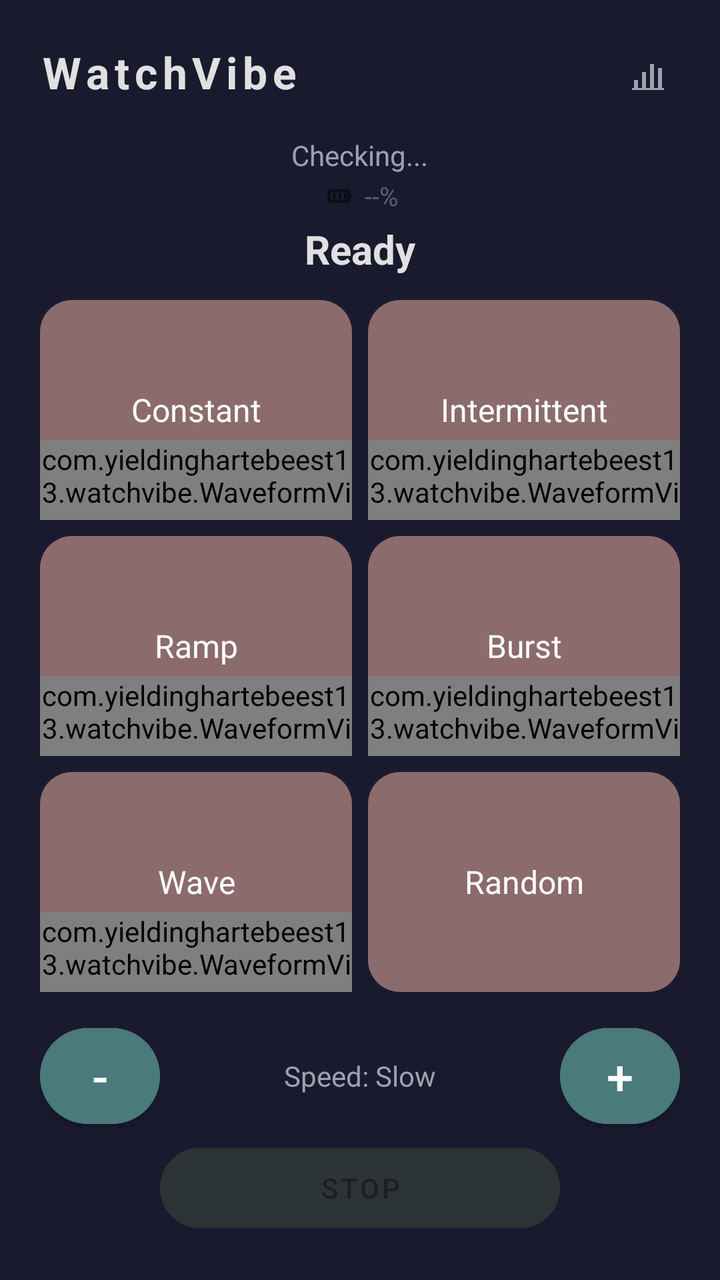
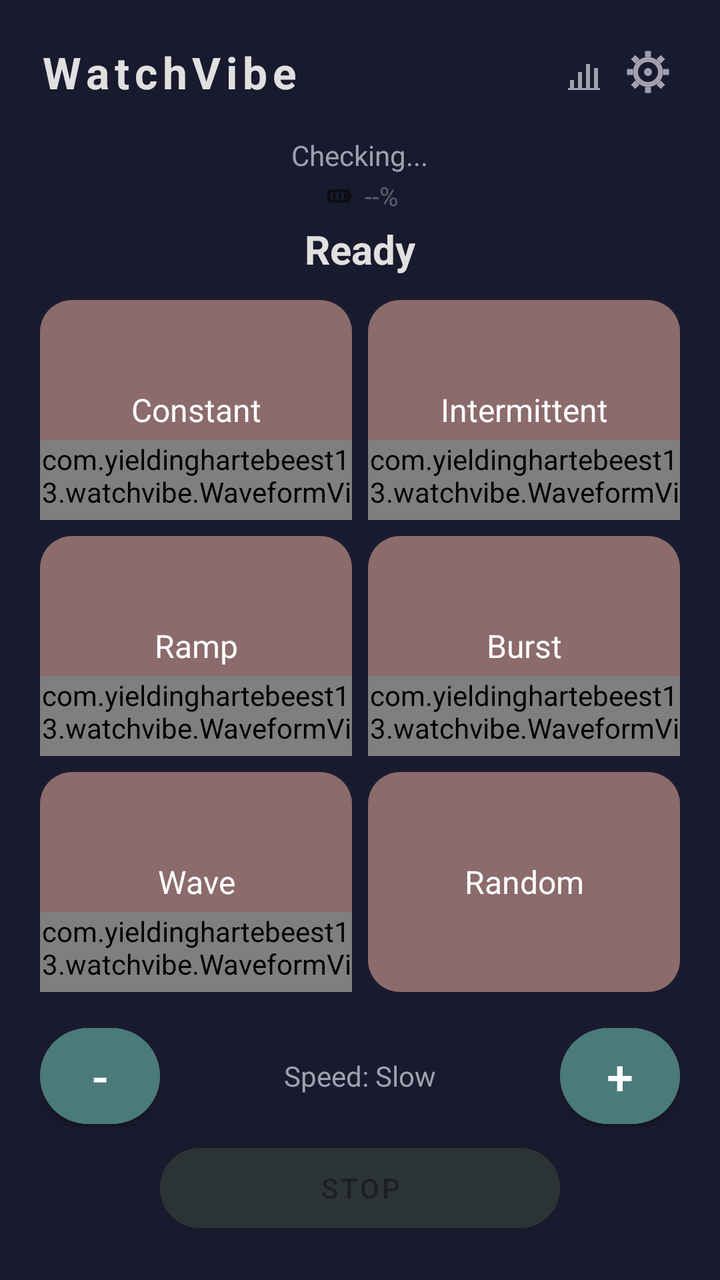

The first picture is an Android layout as it rendered before a commit; the second is the same layout after the commit. The layout source and the unified diff follow.
<!-- AndroidManifest.xml: application theme Theme.WatchVibeControl -->
<!-- res/layout/activity_main.xml -->
<?xml version="1.0" encoding="utf-8"?>
<LinearLayout
    xmlns:android="http://schemas.android.com/apk/res/android"
    xmlns:app="http://schemas.android.com/apk/res-auto"
    android:layout_width="match_parent"
    android:layout_height="match_parent"
    android:orientation="vertical"
    android:gravity="center"
    android:padding="20dp"
    android:background="#1a1a2e">

    
    <LinearLayout
        android:layout_width="match_parent"
        android:layout_height="wrap_content"
        android:orientation="horizontal"
        android:gravity="center_vertical"
        android:layout_marginBottom="16dp">

        <TextView
            android:layout_width="0dp"
            android:layout_height="wrap_content"
            android:layout_weight="1"
            android:text="WatchVibe"
            android:textColor="#e0e0e0"
            android:textSize="22sp"
            android:textStyle="bold"
            android:letterSpacing="0.12" />

        <ImageView
            android:id="@+id/btnStats"
            android:layout_width="32dp"
            android:layout_height="32dp"
            android:src="@drawable/ic_stats"
            android:clickable="true"
            android:focusable="true"
            android:padding="4dp"
            android:contentDescription="Stats" />
    </LinearLayout>

    
    <TextView
        android:id="@+id/wearStatus"
        android:layout_width="wrap_content"
        android:layout_height="wrap_content"
        android:text="Checking..."
        android:textColor="#a0a0b0"
        android:textSize="14sp"
        android:layout_marginBottom="2dp" />

    
    <LinearLayout
        android:id="@+id/batteryRow"
        android:layout_width="wrap_content"
        android:layout_height="wrap_content"
        android:orientation="horizontal"
        android:gravity="center"
        android:layout_marginBottom="4dp">

        <ImageView
            android:id="@+id/batteryIcon"
            android:layout_width="18dp"
            android:layout_height="18dp"
            android:src="@drawable/ic_battery"
            android:layout_marginEnd="4dp" />

        <TextView
            android:id="@+id/batteryText"
            android:layout_width="wrap_content"
            android:layout_height="wrap_content"
            android:text="--%"
            android:textColor="#606070"
            android:textSize="13sp" />
    </LinearLayout>

    
    <TextView
        android:id="@+id/statusText"
        android:layout_width="wrap_content"
        android:layout_height="wrap_content"
        android:text="Ready"
        android:textColor="#e0e0e0"
        android:textSize="20sp"
        android:textStyle="bold"
        android:layout_marginBottom="12dp" />

    
    <LinearLayout
        android:layout_width="match_parent"
        android:layout_height="0dp"
        android:layout_weight="1"
        android:orientation="vertical">

        <LinearLayout
            android:layout_width="match_parent"
            android:layout_height="0dp"
            android:layout_weight="1"
            android:orientation="horizontal"
            android:layout_marginBottom="8dp">

            
            <FrameLayout
                android:id="@+id/tileConstant"
                android:layout_width="0dp"
                android:layout_height="match_parent"
                android:layout_weight="1"
                android:layout_marginEnd="4dp"
                android:clickable="true"
                android:focusable="true"
                android:foreground="?attr/selectableItemBackground"
                android:background="@drawable/tile_bg_active"
                android:clipChildren="false"
                android:clipToPadding="false">

                <View
                    android:id="@+id/tileConstantBg"
                    android:layout_width="match_parent"
                    android:layout_height="match_parent"
                    android:background="@drawable/tile_bg" />

                <TextView
                    android:id="@+id/tileConstantTitle"
                    android:layout_width="match_parent"
                    android:layout_height="match_parent"
                    android:text="Constant"
                    android:textColor="#FFFFFF"
                    android:textSize="16sp"
                    android:gravity="center"
                    android:textAllCaps="false" />

                <FrameLayout
                    android:id="@+id/tileConstantActive"
                    android:layout_width="match_parent"
                    android:layout_height="match_parent"
                    android:visibility="gone">

                    <ImageView
                        android:id="@+id/tileConstantDots"
                        android:layout_width="56dp"
                        android:layout_height="56dp"
                        android:layout_gravity="center"
                        android:src="@drawable/ic_dots_circle"
                        android:tint="#FFFFFF" />

                    <View
                        android:id="@+id/tileConstantPulseBackdrop"
                        android:layout_width="20dp"
                        android:layout_height="20dp"
                        android:layout_gravity="center"
                        android:background="@drawable/tile_bg_pause_btn"
                        android:alpha="0.3" />

                    <View
                        android:id="@+id/tileConstantCenter"
                        android:layout_width="28dp"
                        android:layout_height="28dp"
                        android:layout_gravity="center"
                        android:background="@drawable/tile_bg_pause_btn" />
                </FrameLayout>

        <com.yieldinghartebeest13.watchvibe.WaveformView
            android:id="@+id/tileConstantChart"
            android:layout_width="match_parent"
            android:layout_height="40dp"
            android:layout_gravity="bottom" />
            </FrameLayout>

            
            <FrameLayout
                android:id="@+id/tileIntermittent"
                android:layout_width="0dp"
                android:layout_height="match_parent"
                android:layout_weight="1"
                android:layout_marginStart="4dp"
                android:clickable="true"
                android:focusable="true"
                android:foreground="?attr/selectableItemBackground"
                android:background="@drawable/tile_bg_active"
                android:clipChildren="false"
                android:clipToPadding="false">

                <View
                    android:id="@+id/tileIntermittentBg"
                    android:layout_width="match_parent"
                    android:layout_height="match_parent"
                    android:background="@drawable/tile_bg" />

                <TextView
                    android:id="@+id/tileIntermittentTitle"
                    android:layout_width="match_parent"
                    android:layout_height="match_parent"
                    android:text="Intermittent"
                    android:textColor="#FFFFFF"
                    android:textSize="16sp"
                    android:gravity="center"
                    android:textAllCaps="false" />

                <FrameLayout
                    android:id="@+id/tileIntermittentActive"
                    android:layout_width="match_parent"
                    android:layout_height="match_parent"
                    android:visibility="gone">

                    <ImageView
                        android:id="@+id/tileIntermittentDots"
                        android:layout_width="56dp"
                        android:layout_height="56dp"
                        android:layout_gravity="center"
                        android:src="@drawable/ic_dots_circle"
                        android:tint="#FFFFFF" />

                    <View
                        android:id="@+id/tileIntermittentPulseBackdrop"
                        android:layout_width="20dp"
                        android:layout_height="20dp"
                        android:layout_gravity="center"
                        android:background="@drawable/tile_bg_pause_btn"
                        android:alpha="0.3" />

                    <View
                        android:id="@+id/tileIntermittentCenter"
                        android:layout_width="28dp"
                        android:layout_height="28dp"
                        android:layout_gravity="center"
                        android:background="@drawable/tile_bg_pause_btn" />
                </FrameLayout>

        <com.yieldinghartebeest13.watchvibe.WaveformView
            android:id="@+id/tileIntermittentChart"
            android:layout_width="match_parent"
            android:layout_height="40dp"
            android:layout_gravity="bottom" />
            </FrameLayout>
        </LinearLayout>

        <LinearLayout
            android:layout_width="match_parent"
            android:layout_height="0dp"
            android:layout_weight="1"
            android:orientation="horizontal"
            android:layout_marginBottom="8dp">

            
            <FrameLayout
                android:id="@+id/tileRamp"
                android:layout_width="0dp"
                android:layout_height="match_parent"
                android:layout_weight="1"
                android:layout_marginEnd="4dp"
                android:clickable="true"
                android:focusable="true"
                android:foreground="?attr/selectableItemBackground"
                android:background="@drawable/tile_bg_active"
                android:clipChildren="false"
                android:clipToPadding="false">

                <View
                    android:id="@+id/tileRampBg"
                    android:layout_width="match_parent"
                    android:layout_height="match_parent"
                    android:background="@drawable/tile_bg" />

                <TextView
                    android:id="@+id/tileRampTitle"
                    android:layout_width="match_parent"
                    android:layout_height="match_parent"
                    android:text="Ramp"
                    android:textColor="#FFFFFF"
                    android:textSize="16sp"
                    android:gravity="center"
                    android:textAllCaps="false" />

                <FrameLayout
                    android:id="@+id/tileRampActive"
                    android:layout_width="match_parent"
                    android:layout_height="match_parent"
                    android:visibility="gone">

                    <ImageView
                        android:id="@+id/tileRampDots"
                        android:layout_width="56dp"
                        android:layout_height="56dp"
                        android:layout_gravity="center"
                        android:src="@drawable/ic_dots_circle"
                        android:tint="#FFFFFF" />

                    <View
                        android:id="@+id/tileRampPulseBackdrop"
                        android:layout_width="20dp"
                        android:layout_height="20dp"
                        android:layout_gravity="center"
                        android:background="@drawable/tile_bg_pause_btn"
                        android:alpha="0.3" />

                    <View
                        android:id="@+id/tileRampCenter"
                        android:layout_width="28dp"
                        android:layout_height="28dp"
                        android:layout_gravity="center"
                        android:background="@drawable/tile_bg_pause_btn" />
                </FrameLayout>

        <com.yieldinghartebeest13.watchvibe.WaveformView
            android:id="@+id/tileRampChart"
            android:layout_width="match_parent"
            android:layout_height="40dp"
            android:layout_gravity="bottom" />
            </FrameLayout>

            
            <FrameLayout
                android:id="@+id/tileBurst"
                android:layout_width="0dp"
                android:layout_height="match_parent"
                android:layout_weight="1"
                android:layout_marginStart="4dp"
                android:clickable="true"
                android:focusable="true"
                android:foreground="?attr/selectableItemBackground"
                android:background="@drawable/tile_bg_active"
                android:clipChildren="false"
                android:clipToPadding="false">

                <View
                    android:id="@+id/tileBurstBg"
                    android:layout_width="match_parent"
                    android:layout_height="match_parent"
                    android:background="@drawable/tile_bg" />

                <TextView
                    android:id="@+id/tileBurstTitle"
                    android:layout_width="match_parent"
                    android:layout_height="match_parent"
                    android:text="Burst"
                    android:textColor="#FFFFFF"
                    android:textSize="16sp"
                    android:gravity="center"
                    android:textAllCaps="false" />

                <FrameLayout
                    android:id="@+id/tileBurstActive"
                    android:layout_width="match_parent"
                    android:layout_height="match_parent"
                    android:visibility="gone">

                    <ImageView
                        android:id="@+id/tileBurstDots"
                        android:layout_width="56dp"
                        android:layout_height="56dp"
                        android:layout_gravity="center"
                        android:src="@drawable/ic_dots_circle"
                        android:tint="#FFFFFF" />

                    <View
                        android:id="@+id/tileBurstPulseBackdrop"
                        android:layout_width="20dp"
                        android:layout_height="20dp"
                        android:layout_gravity="center"
                        android:background="@drawable/tile_bg_pause_btn"
                        android:alpha="0.3" />

                    <View
                        android:id="@+id/tileBurstCenter"
                        android:layout_width="28dp"
                        android:layout_height="28dp"
                        android:layout_gravity="center"
                        android:background="@drawable/tile_bg_pause_btn" />
                </FrameLayout>

        <com.yieldinghartebeest13.watchvibe.WaveformView
            android:id="@+id/tileBurstChart"
            android:layout_width="match_parent"
            android:layout_height="40dp"
            android:layout_gravity="bottom" />
            </FrameLayout>
        </LinearLayout>

        <LinearLayout
            android:layout_width="match_parent"
            android:layout_height="0dp"
            android:layout_weight="1"
            android:orientation="horizontal"
            android:layout_marginBottom="0dp">

            
            <FrameLayout
                android:id="@+id/tileWave"
                android:layout_width="0dp"
                android:layout_height="match_parent"
                android:layout_weight="1"
                android:layout_marginEnd="4dp"
                android:clickable="true"
                android:focusable="true"
                android:foreground="?attr/selectableItemBackground"
                android:background="@drawable/tile_bg_active"
                android:clipChildren="false"
                android:clipToPadding="false">

                <View
                    android:id="@+id/tileWaveBg"
                    android:layout_width="match_parent"
                    android:layout_height="match_parent"
                    android:background="@drawable/tile_bg" />

                <TextView
                    android:id="@+id/tileWaveTitle"
                    android:layout_width="match_parent"
                    android:layout_height="match_parent"
                    android:text="Wave"
                    android:textColor="#FFFFFF"
                    android:textSize="16sp"
                    android:gravity="center"
                    android:textAllCaps="false" />

                <FrameLayout
                    android:id="@+id/tileWaveActive"
                    android:layout_width="match_parent"
                    android:layout_height="match_parent"
                    android:visibility="gone">

                    <ImageView
                        android:id="@+id/tileWaveDots"
                        android:layout_width="56dp"
                        android:layout_height="56dp"
                        android:layout_gravity="center"
                        android:src="@drawable/ic_dots_circle"
                        android:tint="#FFFFFF" />

                    <View
                        android:id="@+id/tileWavePulseBackdrop"
                        android:layout_width="20dp"
                        android:layout_height="20dp"
                        android:layout_gravity="center"
                        android:background="@drawable/tile_bg_pause_btn"
                        android:alpha="0.3" />

                    <View
                        android:id="@+id/tileWaveCenter"
                        android:layout_width="28dp"
                        android:layout_height="28dp"
                        android:layout_gravity="center"
                        android:background="@drawable/tile_bg_pause_btn" />
                </FrameLayout>

        <com.yieldinghartebeest13.watchvibe.WaveformView
            android:id="@+id/tileWaveChart"
            android:layout_width="match_parent"
            android:layout_height="40dp"
            android:layout_gravity="bottom" />
            </FrameLayout>

            
            <FrameLayout
                android:id="@+id/tileRandom"
                android:layout_width="0dp"
                android:layout_height="match_parent"
                android:layout_weight="1"
                android:layout_marginStart="4dp"
                android:clickable="true"
                android:focusable="true"
                android:foreground="?attr/selectableItemBackground"
                android:background="@drawable/tile_bg_active"
                android:clipChildren="false"
                android:clipToPadding="false">

                <View
                    android:id="@+id/tileRandomBg"
                    android:layout_width="match_parent"
                    android:layout_height="match_parent"
                    android:background="@drawable/tile_bg" />

                <TextView
                    android:id="@+id/tileRandomTitle"
                    android:layout_width="match_parent"
                    android:layout_height="match_parent"
                    android:text="Random"
                    android:textColor="#FFFFFF"
                    android:textSize="16sp"
                    android:gravity="center"
                    android:textAllCaps="false" />

                <FrameLayout
                    android:id="@+id/tileRandomActive"
                    android:layout_width="match_parent"
                    android:layout_height="match_parent"
                    android:visibility="gone">

                    <ImageView
                        android:id="@+id/tileRandomDots"
                        android:layout_width="56dp"
                        android:layout_height="56dp"
                        android:layout_gravity="center"
                        android:src="@drawable/ic_dots_circle"
                        android:tint="#FFFFFF" />

                    <View
                        android:id="@+id/tileRandomPulseBackdrop"
                        android:layout_width="20dp"
                        android:layout_height="20dp"
                        android:layout_gravity="center"
                        android:background="@drawable/tile_bg_pause_btn"
                        android:alpha="0.3" />

                    <View
                        android:id="@+id/tileRandomCenter"
                        android:layout_width="28dp"
                        android:layout_height="28dp"
                        android:layout_gravity="center"
                        android:background="@drawable/tile_bg_pause_btn" />
                </FrameLayout>

            </FrameLayout>
        </LinearLayout>
    </LinearLayout>

    
    <LinearLayout
        android:layout_width="match_parent"
        android:layout_height="wrap_content"
        android:orientation="horizontal"
        android:gravity="center"
        android:layout_marginTop="12dp">

        <com.google.android.material.button.MaterialButton
            android:id="@+id/btnLess"
            android:layout_width="60dp"
            android:layout_height="60dp"
            android:text="-"
            android:textSize="24sp"
            app:cornerRadius="30dp"
            android:backgroundTint="#4a7a7a" />

        <TextView
            android:id="@+id/speedLabel"
            android:layout_width="0dp"
            android:layout_height="wrap_content"
            android:layout_weight="1"
            android:text="Speed: Slow"
            android:textColor="#a0a0b0"
            android:textSize="14sp"
            android:gravity="center" />

        <com.google.android.material.button.MaterialButton
            android:id="@+id/btnMore"
            android:layout_width="60dp"
            android:layout_height="60dp"
            android:text="+"
            android:textSize="24sp"
            app:cornerRadius="30dp"
            android:backgroundTint="#4a7a7a" />
    </LinearLayout>

    
    <com.google.android.material.button.MaterialButton
        android:id="@+id/btnStop"
        android:layout_width="200dp"
        android:layout_height="52dp"
        android:text="STOP"
        android:textAllCaps="true"
        android:enabled="false"
        app:cornerRadius="26dp"
        android:backgroundTint="#2d3436" />

</LinearLayout>
<!-- resources referenced by this layout -->
<resources>
  <!-- drawable ic_battery (drawable) -->
  <vector xmlns:android="http://schemas.android.com/apk/res/android"
      android:width="24dp"
      android:height="24dp"
      android:viewportWidth="24"
      android:viewportHeight="24"
      android:tint="?attr/colorControlNormal">
      
      <path
          android:fillColor="#00000000"
          android:strokeWidth="1.8"
          android:strokeColor="@android:color/white"
          android:pathData="M6.5,8.5 L17.5,8.5 A1,1 0,0,1 18.5,9.5 L18.5,14.5 A1,1 0,0,1 17.5,15.5 L6.5,15.5 A1,1 0,0,1 5.5,14.5 L5.5,9.5 A1,1 0,0,1 6.5,8.5 Z" />
      
      <path
          android:fillColor="@android:color/white"
          android:pathData="M18.5,10.5 L20,10.5 A0.5,0.5 0,0,1 20.5,11 L20.5,13 A0.5,0.5 0,0,1 20,13.5 L18.5,13.5 Z" />
      
      <path
          android:fillColor="@android:color/white"
          android:pathData="M15.5,10 L17,10 L17,14 L15.5,14 Z" />
      
      <path
          android:fillColor="@android:color/white"
          android:pathData="M12,10 L13.5,10 L13.5,14 L12,14 Z" />
      
      <path
          android:fillColor="@android:color/white"
          android:pathData="M8.5,10 L10,10 L10,14 L8.5,14 Z" />
  </vector>
  <!-- drawable ic_stats (drawable) -->
  <vector xmlns:android="http://schemas.android.com/apk/res/android"
      android:width="24dp"
      android:height="24dp"
      android:viewportWidth="24"
      android:viewportHeight="24"
      android:tint="#a0a0b0">
      
      <path
          android:fillColor="#a0a0b0"
          android:pathData="M5,16 L5,20 L7,20 L7,16 Z" />
      
      <path
          android:fillColor="#a0a0b0"
          android:pathData="M9,12 L9,20 L11,20 L11,12 Z" />
      
      <path
          android:fillColor="#a0a0b0"
          android:pathData="M13,8 L13,20 L15,20 L15,8 Z" />
      
      <path
          android:fillColor="#a0a0b0"
          android:pathData="M17,10 L17,20 L19,20 L19,10 Z" />
      
      <path
          android:fillColor="#a0a0b0"
          android:pathData="M4,20 L20,20 L20,21 L4,21 Z" />
  </vector>
  <!-- drawable tile_bg (drawable) -->
  <?xml version="1.0" encoding="utf-8"?>
  <shape xmlns:android="http://schemas.android.com/apk/res/android" android:shape="rectangle">
      <corners android:radius="16dp" />
      <solid android:color="#8b6b6b" />
  </shape>
  <!-- drawable tile_bg_active (drawable) -->
  <?xml version="1.0" encoding="utf-8"?>
  <shape xmlns:android="http://schemas.android.com/apk/res/android" android:shape="rectangle">
      <corners android:radius="16dp" />
      <solid android:color="#00000000" />
  </shape>
  <!-- drawable tile_bg_pause_btn (drawable) -->
  <?xml version="1.0" encoding="utf-8"?>
  <shape xmlns:android="http://schemas.android.com/apk/res/android" android:shape="oval">
      <size android:width="28dp" android:height="28dp" />
      <solid android:color="#AAFFFFFF" />
  </shape>
  <style name="Theme.WatchVibeControl" parent="Theme.MaterialComponents.DayNight.NoActionBar">
          <item name="android:statusBarColor">#1a1a2e</item>
          <item name="android:windowLightStatusBar">false</item>
      </style>
  <!-- unchanged entries left out for length: 1 -->
</resources>

<!-- the commit's change to res/layout/activity_main.xml (unified diff, before → after) -->
@@ -36,6 +36,16 @@
             android:focusable="true"
             android:padding="4dp"
             android:contentDescription="Stats" />
+
+        <ImageView
+            android:id="@+id/btnSettings"
+            android:layout_width="32dp"
+            android:layout_height="32dp"
+            android:src="@drawable/ic_settings"
+            android:clickable="true"
+            android:focusable="true"
+            android:padding="4dp"
+            android:contentDescription="Settings" />
     </LinearLayout>
 
     
<!-- resource entries referenced after the edit -->
@@ -30,6 +30,7 @@
           android:fillColor="@android:color/white"
           android:pathData="M8.5,10 L10,10 L10,14 L8.5,14 Z" />
   </vector>
+  <!-- drawable ic_settings: vector/xml drawable (drawable, 2114 chars, omitted) -->
   <!-- drawable ic_stats (drawable) -->
   <vector xmlns:android="http://schemas.android.com/apk/res/android"
       android:width="24dp"
